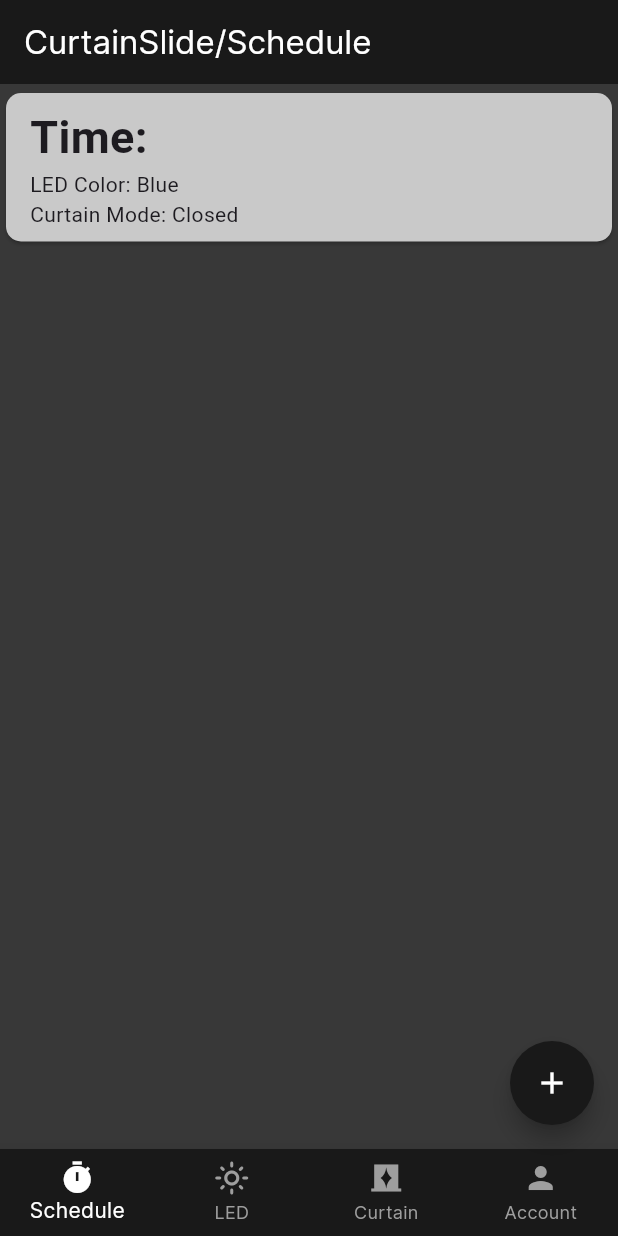
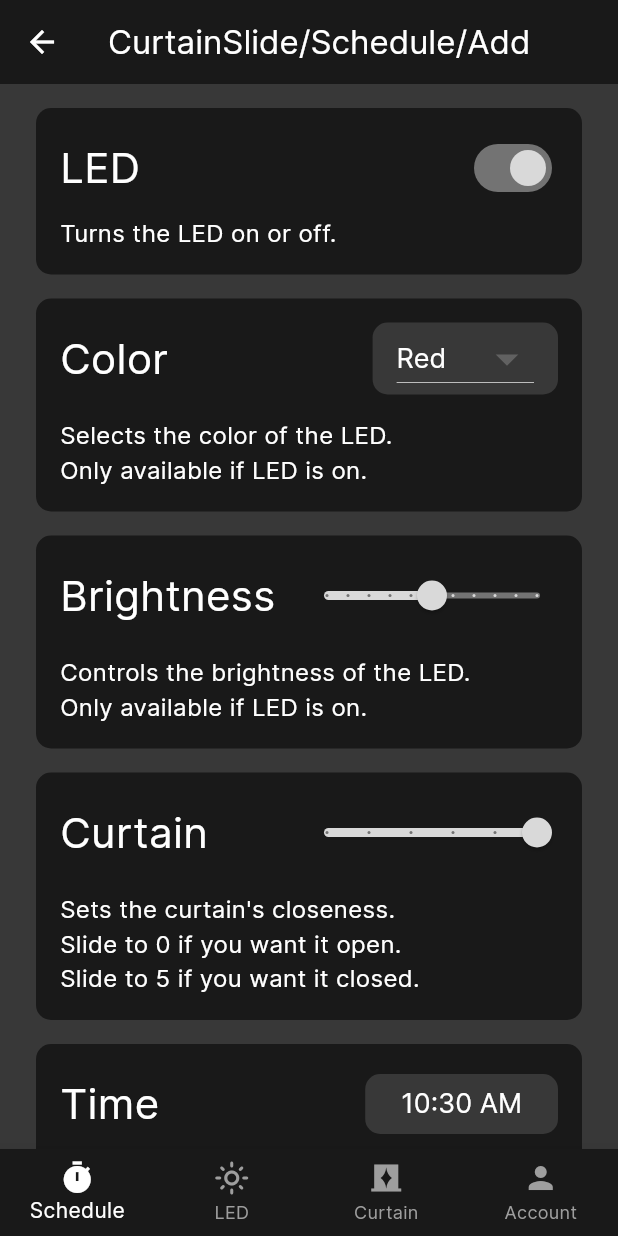
Before and after one commit to theunknownsky/curtain-slide-flutter, a Flutter app: the HomePage screen opened directly, after a tap on the "add" icon, on a phone screen of 412 x 824 dp. Run offline on Flutter 3.47's test engine with Material 3 defaults, Android fonts, the phone set to English and light mode, and no system bars; our stand-ins replace cloud_firestore, firebase_auth, firebase_core; accounts and stored records are empty.

Commit message:
added add schedule page with proper ui

```diff
--- /dev/null
+++ b/lib/bottomNavBarItems/addSchedule.dart
@@ -0,0 +1,422 @@
+import 'package:flutter/material.dart';
+
+class AddScheduleWidget extends StatefulWidget {
+  const AddScheduleWidget({super.key});
+
+  @override
+  State<AddScheduleWidget> createState() => _AddScheduleWidgetState();
+}
+
+class _AddScheduleWidgetState extends State<AddScheduleWidget> {
+  bool ledState = true;
+  double currentBrightness = 5;
+  String selectedColor = "Red";
+  String selectedColorValue = "FF0000";
+  double currentCurtainCloseness = 5;
+  TimeOfDay? selectedTime = TimeOfDay.now();
+
+  TextStyle actionTitleStyle = const TextStyle(
+    fontSize: 28,
+    color: Colors.white,
+    fontFamily: 'Inter',
+  );
+  TextStyle actionDescriptionStyle = const TextStyle(
+    fontSize: 16,
+    color: Colors.white,
+    fontFamily: 'Inter',
+  );
+
+  void _ledChange(bool value) {
+    setState(() {
+      ledState = value;
+      print("Current LED State: $ledState");
+    });
+  }
+
+  void _brightnessChange(double value) {
+    setState(() {
+      currentBrightness = value;
+      print("Current brightness: $currentBrightness");
+    });
+  }
+
+  void _colorChange(String value) {
+    List<String> color = value.split('-');
+    setState(() {
+      selectedColor = color[0];
+      selectedColorValue = color[1];
+    });
+  }
+
+  void _curtainCloseness(double value) {
+    setState(() {
+      currentCurtainCloseness = value;
+      print("Current Curtain Closeness: $currentCurtainCloseness");
+    });
+  }
+
+
+
+  @override
+  Widget build(BuildContext context) {
+    return SingleChildScrollView(
+      child: Column(
+        children: [
+          Container(
+            margin: const EdgeInsets.fromLTRB(24, 16, 24, 0),
+            padding: const EdgeInsets.all(16),
+            decoration: BoxDecoration(
+              borderRadius: BorderRadius.circular(10),
+              color: const Color(0xFF191919),
+            ),
+            child: Column(
+              children: [
+                Row(
+                  mainAxisAlignment: MainAxisAlignment.spaceBetween,
+                  children: [
+                    Text(
+                      "LED",
+                      style: actionTitleStyle,
+                    ),
+                    Switch(
+                      value: ledState,
+                      activeColor: const Color(0xFFd9d9d9),
+                      activeTrackColor: const Color(0xFF737373),
+                      inactiveThumbColor: const Color(0xFF737373),
+                      inactiveTrackColor: const Color(0xFF383838),
+                      onChanged: _ledChange,
+                    ),
+                  ],
+                ),
+                Container(
+                  margin: const EdgeInsets.only(top: 8),
+                  child: Row(
+                    children: [
+                      Text(
+                        "Turns the LED on or off.",
+                        style: actionDescriptionStyle,
+                      ),
+                    ],
+                  ),
+                ),
+              ],
+            ),
+          ),
+          Container(
+            margin: const EdgeInsets.fromLTRB(24, 16, 24, 0),
+            padding: const EdgeInsets.all(16),
+            decoration: BoxDecoration(
+              borderRadius: BorderRadius.circular(10),
+              color: const Color(0xFF191919),
+            ),
+            child: Column(
+              children: [
+                Row(
+                  mainAxisAlignment: MainAxisAlignment.spaceBetween,
+                  children: [
+                    Text(
+                      "Color",
+                      style: actionTitleStyle,
+                    ),
+                    AbsorbPointer(
+                      absorbing: !ledState,
+                      child: Container(
+                        decoration: BoxDecoration(
+                          color: const Color(0xFF383838),
+                          borderRadius: BorderRadius.circular(10),
+                        ),
+                        padding: const EdgeInsets.fromLTRB(16, 0, 16, 0),
+                        child: DropdownButton<String>(
+                          hint: Text(
+                            selectedColor,
+                            style: const TextStyle(
+                              color: Colors.white,
+                              fontSize: 18,
+                              fontFamily: 'Inter',
+                            ),
+                          ),
+                          style: const TextStyle(
+                            fontSize: 16,
+                            fontFamily: 'Inter',
+                          ),
+                          dropdownColor: const Color(0xFF383838),
+                          iconSize: 36,
+                          borderRadius: BorderRadius.circular(10),
+                          onChanged: (String? value) {
+                            _colorChange(value!);
+                            print(value);
+                          },
+                          items: const [
+                            DropdownMenuItem(
+                              value: "Red-FF0000",
+                              child: Text("Red"),
+                            ),
+                            DropdownMenuItem(
+                              value: "Orange-FFA500",
+                              child: Text("Orange"),
+                            ),
+                            DropdownMenuItem(
+                              value: "Yellow-FFFF00",
+                              child: Text("Yellow"),
+                            ),
+                            DropdownMenuItem(
+                              value: "Green-008000",
+                              child: Text("Green"),
+                            ),
+                            DropdownMenuItem(
+                              value: "Blue-0000FF",
+                              child: Text("Blue"),
+                            ),
+                            DropdownMenuItem(
+                              value: "Indigo-4B0082",
+                              child: Text("Indigo"),
+                            ),
+                            DropdownMenuItem(
+                              value: "Violet-EE82EE",
+                              child: Text("Violet"),
+                            ),
+                          ],
+                        ),
+                      ),
+                    )
+                  ],
+                ),
+                Container(
+                  margin: const EdgeInsets.only(top: 16),
+                  child: Row(
+                    children: [
+                      Text(
+                        "Selects the color of the LED.\nOnly available if LED is on.",
+                        style: actionDescriptionStyle,
+                      ),
+                    ],
+                  ),
+                ),
+              ],
+            ),
+          ),
+          Container(
+            margin: const EdgeInsets.fromLTRB(24, 16, 24, 0),
+            padding: const EdgeInsets.fromLTRB(16, 16, 4, 16),
+            decoration: BoxDecoration(
+              borderRadius: BorderRadius.circular(10),
+              color: const Color(0xFF191919),
+            ),
+            child: Column(
+              children: [
+                Row(
+                  mainAxisAlignment: MainAxisAlignment.spaceBetween,
+                  children: [
+                    Text(
+                      "Brightness",
+                      style: actionTitleStyle,
+                    ),
+                    AbsorbPointer(
+                      absorbing: !ledState,
+                      child: SliderTheme(
+                        data: SliderTheme.of(context).copyWith(
+                          valueIndicatorTextStyle: const TextStyle(
+                            color: Colors.black,
+                          ),
+                          showValueIndicator: ShowValueIndicator
+                              .always, // Always show the value indicator
+                        ),
+                        child: Slider(
+                          value: currentBrightness,
+                          onChanged: _brightnessChange,
+                          max: 10,
+                          divisions: 10,
+                          label: currentBrightness.round().toString(),
+                          activeColor: const Color(0xFFD9D9D9),
+                          inactiveColor: const Color(0xFF737373),
+                        ),
+                      ),
+                    )
+                  ],
+                ),
+                Container(
+                  margin: const EdgeInsets.only(top: 16),
+                  child: Row(
+                    children: [
+                      Text(
+                        "Controls the brightness of the LED.\nOnly available if LED is on.",
+                        style: actionDescriptionStyle,
+                      ),
+                    ],
+                  ),
+                ),
+              ],
+            ),
+          ),
+          Container(
+            margin: const EdgeInsets.fromLTRB(24, 16, 24, 0),
+            padding: const EdgeInsets.fromLTRB(16, 16, 4, 16),
+            decoration: BoxDecoration(
+              borderRadius: BorderRadius.circular(10),
+              color: const Color(0xFF191919),
+            ),
+            child: Column(
+              children: [
+                Row(
+                  mainAxisAlignment: MainAxisAlignment.spaceBetween,
+                  children: [
+                    Text(
+                      "Curtain",
+                      style: actionTitleStyle,
+                    ),
+                    SliderTheme(
+                      data: SliderTheme.of(context).copyWith(
+                        valueIndicatorTextStyle: const TextStyle(
+                          color: Colors.black,
+                        ),
+                        showValueIndicator: ShowValueIndicator
+                            .always, // Always show the value indicator
+                      ),
+                      child: Slider(
+                        value: currentCurtainCloseness,
+                        onChanged: _curtainCloseness,
+                        max: 5,
+                        divisions: 5,
+                        label: currentCurtainCloseness.round().toString(),
+                        activeColor: const Color(0xFFD9D9D9),
+                        inactiveColor: const Color(0xFF737373),
+                      ),
+                    )
+                  ],
+                ),
+                Container(
+                  margin: const EdgeInsets.only(top: 16),
+                  child: Row(
+                    children: [
+                      Text(
+                        "Sets the curtain's closeness. \nSlide to 0 if you want it open. \nSlide to 5 if you want it closed.",
+                        style: actionDescriptionStyle,
+                      ),
+                    ],
+                  ),
+                ),
+              ],
+            ),
+          ),
+          Container(
+            margin: const EdgeInsets.fromLTRB(24, 16, 24, 0),
+            padding: const EdgeInsets.all(16),
+            decoration: BoxDecoration(
+              borderRadius: BorderRadius.circular(10),
+              color: const Color(0xFF191919),
+            ),
+            child: Column(
+              children: [
+                Row(
+                  mainAxisAlignment: MainAxisAlignment.spaceBetween,
+                  children: [
+                    Text(
+                      "Time",
+                      style: actionTitleStyle,
+                    ),
+                    FilledButton.icon(
+                      label: Text(selectedTime == null
+                          ? MaterialLocalizations.of(context).formatTimeOfDay(TimeOfDay.now())
+                          : MaterialLocalizations.of(context).formatTimeOfDay(selectedTime!)),
+                      onPressed: () async {
+                        var pickedTime = await showTimePicker(
+                          context: context,
+                          initialEntryMode: TimePickerEntryMode.dial,
+                          initialTime: TimeOfDay.now(),
+                        );
+                        setState(() {
+                          selectedTime = pickedTime;
+                          selectedTime ??= TimeOfDay.now();
+                          print(selectedTime);
+                        });
+                      },
+                      style: ButtonStyle(
+                        backgroundColor:
+                            const WidgetStatePropertyAll(Color(0xFF383838)),
+                        shape: WidgetStatePropertyAll(
+                          RoundedRectangleBorder(
+                            borderRadius: BorderRadius.circular(10),
+                          ),
+                        ),
+                        textStyle: const WidgetStatePropertyAll(
+                          TextStyle(
+                            fontFamily: 'Inter',
+                            fontSize: 18,
+                          ),
+                        ),
+                      ),
+                    )
+                  ],
+                ),
+                Container(
+                  margin: const EdgeInsets.only(top: 8),
+                  child: Row(
+                    children: [
+                      Text(
+                        "Sets the time of the schedule",
+                        style: actionDescriptionStyle,
+                      ),
+                    ],
+                  ),
+                ),
+              ],
+            ),
+          ),
+          Container(
+            margin: const EdgeInsets.fromLTRB(24, 16, 24, 16),
+            padding: const EdgeInsets.all(16),
+            decoration: BoxDecoration(
+              borderRadius: BorderRadius.circular(10),
+              color: const Color(0xFF191919),
+            ),
+            child: Column(
+              children: [
+                Row(
+                  mainAxisAlignment: MainAxisAlignment.spaceBetween,
+                  children: [
+                    Text(
+                      "Save Schedule",
+                      style: actionTitleStyle,
+                    ),
+                    FilledButton.icon(
+                      label: const Text("Save"),
+                      onPressed: () {
+
+                      },
+                      style: ButtonStyle(
+                        backgroundColor:
+                            const WidgetStatePropertyAll(Color(0xFF383838)),
+                        shape: WidgetStatePropertyAll(
+                          RoundedRectangleBorder(
+                            borderRadius: BorderRadius.circular(10),
+                          ),
+                        ),
+                        textStyle: const WidgetStatePropertyAll(
+                          TextStyle(
+                            fontFamily: 'Inter',
+                            fontSize: 18,
+                          ),
+                        ),
+                      ),
+                    )
+                  ],
+                ),
+                Container(
+                  margin: const EdgeInsets.only(top: 8),
+                  child: Row(
+                    children: [
+                      Text(
+                        "Saves the schedule and options for\nCurtainSlide to operate at a later time.",
+                        style: actionDescriptionStyle,
+                      ),
+                    ],
+                  ),
+                ),
+              ],
+            ),
+          )
+        ],
+      ),
+    );
+  }
+}
--- a/lib/homePage.dart
+++ b/lib/homePage.dart
@@ -1,4 +1,5 @@
 import 'package:curtainslide/bottomNavBarItems/account.dart';
+import 'package:curtainslide/bottomNavBarItems/addSchedule.dart';
 import 'package:curtainslide/bottomNavBarItems/curtain.dart';
 import 'package:curtainslide/bottomNavBarItems/led.dart';
 import 'package:curtainslide/bottomNavBarItems/schedule.dart';
@@ -15,24 +16,23 @@ class HomePage extends StatefulWidget {
 List<Widget> _listOfSchedule = [];
 
 // LED data
-bool ledState = false;
-double currentBrightness = 5;
-String selectedColor = "";
 
 class _HomePageState extends State<HomePage> {
   int _selectedIndex = 0;
+  bool _onAddSched = false;
 
   Future<Map<String, dynamic>>? ledInfo;
 
-  final TextStyle _schedTextStyle = const TextStyle(
-    fontSize: 30,
-    fontWeight: FontWeight.bold,
-  );
-
   void _onBotNavBarItemTapped(int index) async {
     setState(() {
+      if (index >= 0 && index <= 3) {
         _selectedIndex = index;
+        _onAddSched = false;
         _selectedBotNavBarItem();
+      } else {
+        _onAddSched = true;
+        _selectedBotNavBarItem();
+      }
     });
     if (index == 0) {
       print("Schedule selected");
@@ -43,46 +43,20 @@ class _HomePageState extends State<HomePage> {
     } else if (index == 3) {
       print("Account selected.");
     }
+
+    if (_onAddSched) {
+      print("Add Schedule selected");
+    } else {
+      setState(() {
+        _onAddSched = false;
+      });
+    }
   }
 
   void _addSchedule() {
     setState(() {
-      _listOfSchedule.add(
-        InkWell(
-          onTap: () {},
-          child: Card(
-            shape: const RoundedRectangleBorder(
-              borderRadius: BorderRadius.all(Radius.circular(10)),
-            ),
-            color: const Color.fromARGB(255, 201, 201, 201),
-            child: Container(
-              margin: const EdgeInsets.symmetric(horizontal: 16, vertical: 8),
-              alignment: Alignment.centerLeft,
-              child: Column(
-                crossAxisAlignment: CrossAxisAlignment.start,
-                children: [
-                  Text(
-                    "Time: ",
-                    style: _schedTextStyle,
-                  ),
-                  const Row(
-                    children: [
-                      Text("LED Color: "),
-                      Text("Blue"),
-                    ],
-                  ),
-                  const Row(
-                    children: [
-                      Text("Curtain Mode: "),
-                      Text("Closed"),
-                    ],
-                  ),
-                ],
-              ),
-            ),
-          ),
-        ),
-      );
+      _onAddSched == true;
+      _onBotNavBarItemTapped(4);
     });
   }
 
@@ -98,6 +72,9 @@ class _HomePageState extends State<HomePage> {
       } else if (_selectedIndex == 3) {
         appBarTitle = "CurtainSlide/Account";
       }
+      if (_onAddSched) {
+        appBarTitle = "CurtainSlide/Schedule/Add";
+      }
     });
   }
 
@@ -105,6 +82,17 @@ class _HomePageState extends State<HomePage> {
   Widget build(BuildContext context) {
     return Scaffold(
       appBar: AppBar(
+        leading: (_onAddSched)
+            ? IconButton(
+                icon: const Icon(Icons.arrow_back),
+                onPressed: () {
+                  setState(() {
+                    _onAddSched = false;
+                  });
+                  _onBotNavBarItemTapped(0);
+                },
+              )
+            : null,
         backgroundColor: const Color(0xFF191919),
         title: Text(
           appBarTitle,
@@ -115,10 +103,10 @@ class _HomePageState extends State<HomePage> {
       body: SizedBox.expand(
         child: Container(
           color: const Color(0xFF383838),
-          child: (_selectedIndex == 0)
-              ? ScheduleWidget(
-                  listOfSched: _listOfSchedule,
-                )
+          child: (_onAddSched == true)
+              ? const AddScheduleWidget()
+              : (_selectedIndex == 0)
+                  ? ScheduleWidget(listOfSched: _listOfSchedule)
                   : (_selectedIndex == 1)
                       ? const LEDWidget()
                       : (_selectedIndex == 2)
@@ -126,9 +114,9 @@ class _HomePageState extends State<HomePage> {
                           : const AccountWidget(),
         ),
       ),
-      floatingActionButton: (_selectedIndex == 0)
+      floatingActionButton: (_selectedIndex == 0 && !_onAddSched)
           ? FloatingActionButton(
-              onPressed: _addSchedule, // _addSchedule
+              onPressed: _addSchedule,
               tooltip: 'Add Schedule',
               backgroundColor: const Color(0xFF191919),
               foregroundColor: Colors.white,
```
Lines whose indentation alone changed are shown as unchanged.
